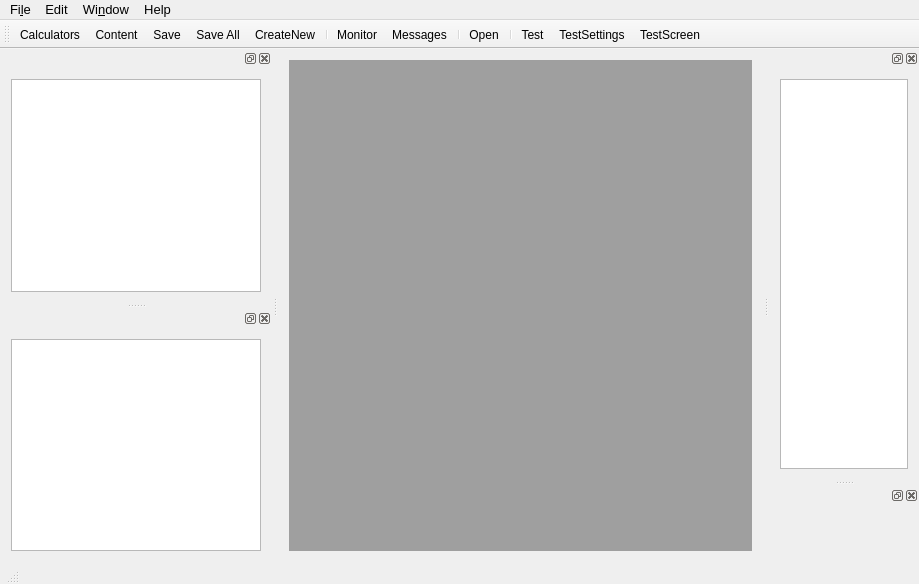
The window that mainwindow.ui (Indy970/QtHPConnect) describes before a commit, drawn with Qt 5.
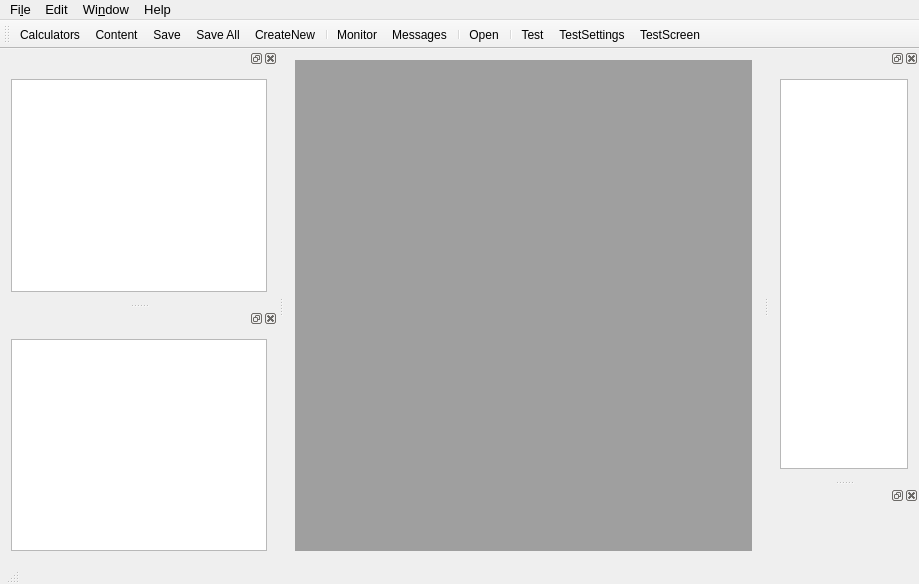
The same window after the commit. Icons and pictures are not drawn.

Commit message: Added Content Window

```diff
--- a/mainwindow.ui
+++ b/mainwindow.ui
@@ -111,8 +111,8 @@
    </property>
    <property name="maximumSize">
     <size>
-     <width>272</width>
-     <height>524287</height>
+     <width>524287</width>
+     <height>524290</height>
     </size>
    </property>
    <property name="baseSize">
@@ -195,6 +195,12 @@
      <verstretch>0</verstretch>
     </sizepolicy>
    </property>
+   <property name="minimumSize">
+    <size>
+     <width>200</width>
+     <height>130</height>
+    </size>
+   </property>
    <property name="maximumSize">
     <size>
      <width>524287</width>
@@ -213,19 +219,7 @@
     </property>
     <layout class="QVBoxLayout" name="verticalLayout_2">
      <item>
-      <widget class="QTreeWidget" name="twContent">
-       <property name="columnCount">
-        <number>1</number>
-       </property>
-       <attribute name="headerVisible">
-        <bool>false</bool>
-       </attribute>
-       <column>
-        <property name="text">
-         <string>1</string>
-        </property>
-       </column>
-      </widget>
+      <widget class="QTreeView" name="tvContent"/>
      </item>
     </layout>
    </widget>
```
Left out of the diff: 4 changed lines with no effect on the pictures. The commit also changes 10 other files.
